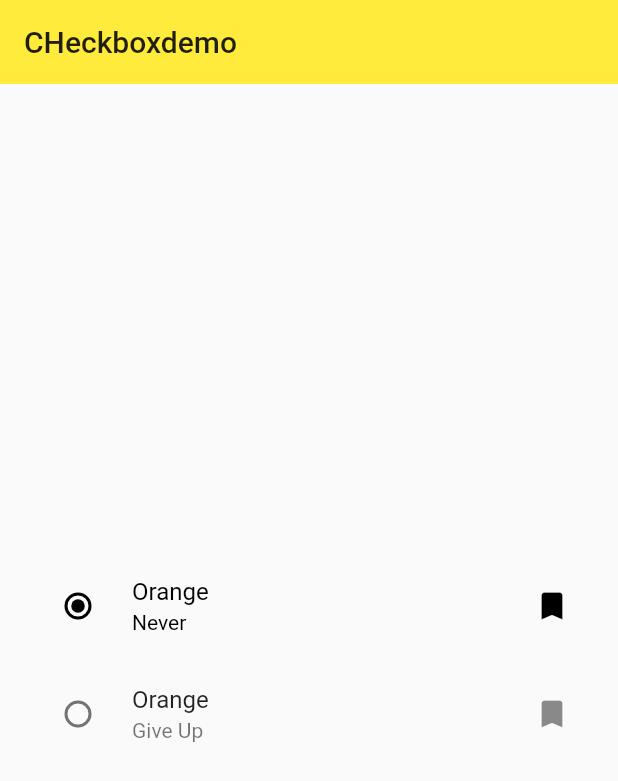
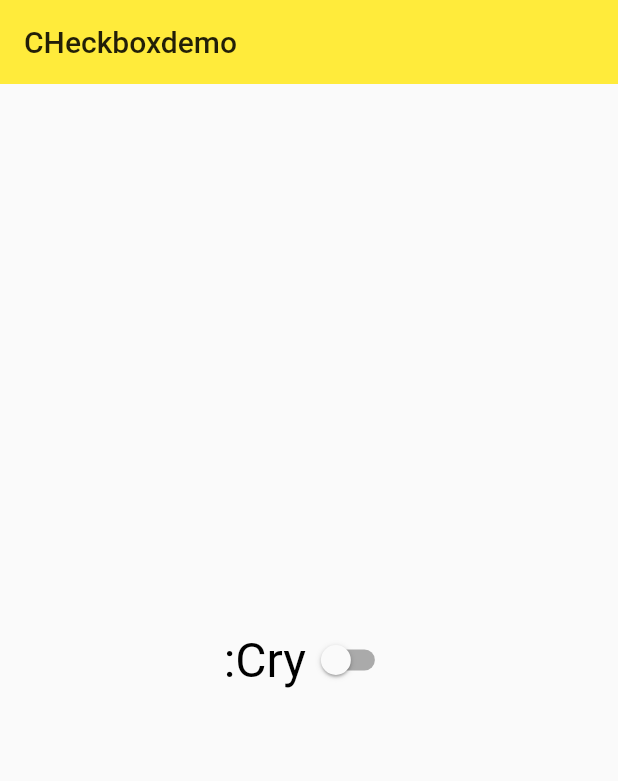
Before and after one commit to Orangem21/flutter, a Flutter app: the checkBoxDemo screen opened directly, on a phone screen of 412 x 824 dp. Shown: the top 781 px of the screen. Run offline on Flutter 3.47's test engine with Material 2 defaults, Android fonts, the phone set to English and light mode, and no system bars.

Commit message:
简单开关

```diff
--- a/lib/demo/checkbox_demo.dart
+++ b/lib/demo/checkbox_demo.dart
@@ -11,6 +11,8 @@ String _currentMenuItem  = 'Home';
   int _radioGroupA = 0;
 
   bool _checkBoxStatusA = true;
+
+  bool _switchItemA = false;
 
   void _handleValueChanged(int value){
     setState(() {
@@ -30,27 +32,27 @@ String _currentMenuItem  = 'Home';
         child: Column(
           mainAxisAlignment: MainAxisAlignment.center,
           children: <Widget>[
-            RadioListTile(
+            // RadioListTile(
 
-              activeColor: Colors.black,
-              title: Text("Orange"),
-              secondary: Icon(Icons.bookmark),
-              subtitle:Text("Never"),
-              value: 0,
-              groupValue: _radioGroupA,
-              selected: _radioGroupA == 0,
-              onChanged: _handleValueChanged,
-            ),
-            RadioListTile(
-              activeColor: Colors.black,
-              secondary: Icon(Icons.bookmark),
-              title: Text("Orange"),
-              subtitle:Text("Give Up"),
-              value: 1,
-              selected: _radioGroupA == 1,
-              groupValue: _radioGroupA,
-              onChanged: _handleValueChanged,
-            ),
+            //   activeColor: Colors.black,
+            //   title: Text("Orange"),
+            //   secondary: Icon(Icons.bookmark),
+            //   subtitle:Text("Never"),
+            //   value: 0,
+            //   groupValue: _radioGroupA,
+            //   selected: _radioGroupA == 0,
+            //   onChanged: _handleValueChanged,
+            // ),
+            // RadioListTile(
+            //   activeColor: Colors.black,
+            //   secondary: Icon(Icons.bookmark),
+            //   title: Text("Orange"),
+            //   subtitle:Text("Give Up"),
+            //   value: 1,
+            //   selected: _radioGroupA == 1,
+            //   groupValue: _radioGroupA,
+            //   onChanged: _handleValueChanged,
+            // ),
             // CheckboxListTile(
             //   value: _checkBoxStatusA,
             //   onChanged: (value){
@@ -67,6 +69,15 @@ String _currentMenuItem  = 'Home';
               mainAxisAlignment: MainAxisAlignment.center,
               children: <Widget>[
 
+                Text(_switchItemA?':Smile':':Cry',style: TextStyle(color: Colors.black,fontSize: 32.0),),
+                Switch(
+                  value: _switchItemA,
+                  onChanged: (value){
+                    setState(() {
+                      _switchItemA = value;
+                    });
+                  },
+                ),
                 // Radio(
                 //   value: 0,
                 //   groupValue: _radioGroupA,
```
